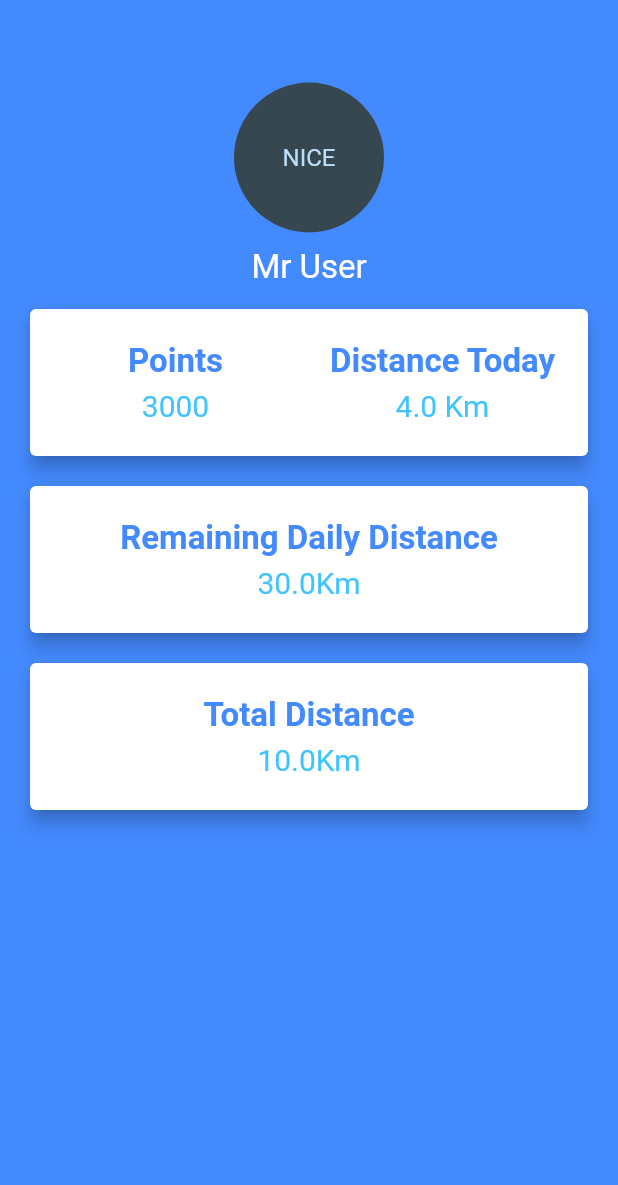
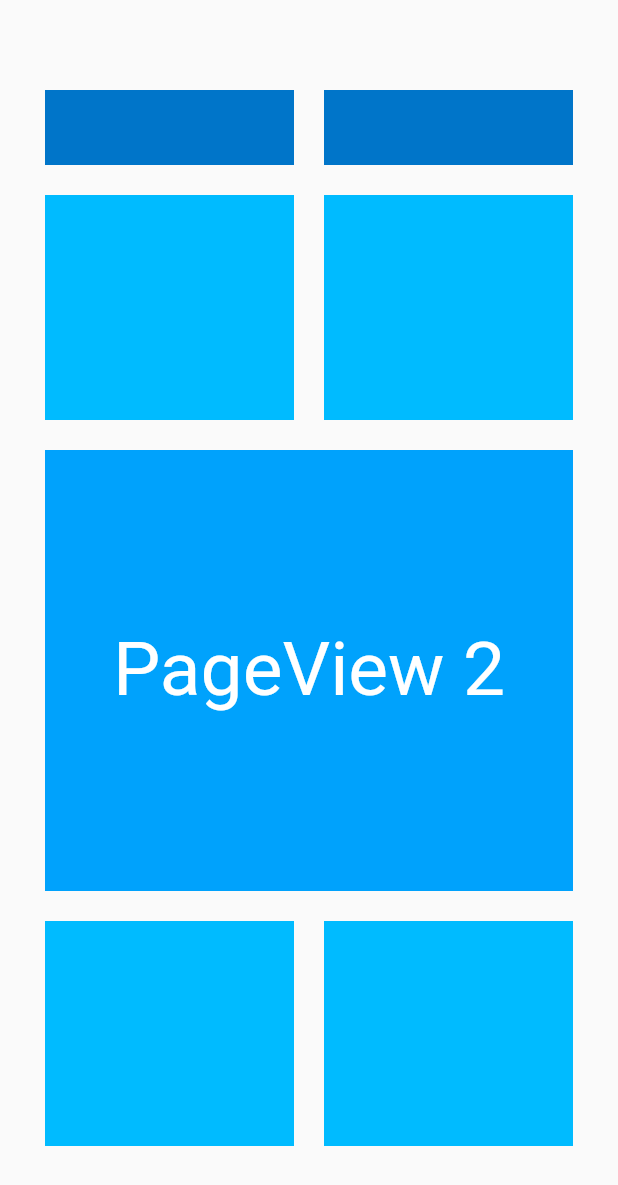
Before and after one commit to ong6/Flutter-App, a Flutter app: the screen it shows after launch, on a phone screen of 412 x 824 dp. Shown: the top 1185 px of the screen. Run offline on Flutter 3.47's test engine with Material 2 defaults, Android fonts, the phone set to English and light mode, and no system bars; our stand-ins replace google_maps_flutter.

Commit message:
Adds pageviews

```diff
--- a/lib/main.dart
+++ b/lib/main.dart
@@ -1,189 +1,280 @@
 import 'package:flutter/material.dart';
+import 'package:flutter_app/profile.dart';
 
-void main() => runApp(MaterialApp(
-      home: ProfileApp(),
-    ));
+void main() => runApp(
+      MaterialApp(
+        initialRoute: '/',
+        routes: {
+          '/': (context) => MainPage(),
+          '/profile': (context) => ProfileApp(),
+        },
+      ),
+    );
 
-class ProfileApp extends StatelessWidget {
+class MainPage extends StatelessWidget {
   @override
   Widget build(BuildContext context) {
-    return Scaffold(
-      backgroundColor: Colors.blueAccent,
-      body: Column(
-        children: <Widget>[
-          Container(
-            child: Container(
-              width: double.infinity,
-              height: 600.0,
-              child: Center(
-                child: Column(
-                    crossAxisAlignment: CrossAxisAlignment.center,
-                    mainAxisAlignment: MainAxisAlignment.center,
-                    children: <Widget>[
-                      CircleAvatar(
-                        backgroundColor: Colors.blueGrey.shade800,
-                        child: Text('NICE'),
-                        radius: 50.0,
-                      ),
-                      SizedBox(
-                        height: 10.0,
-                      ),
-                      Text(
-                        "Mr User",
-                        style: TextStyle(fontSize: 22.0, color: Colors.white),
-                      ),
-                      SizedBox(
-                        height: 10.0,
-                      ),
-                      Card(
-                        margin: EdgeInsets.symmetric(
-                            horizontal: 20.0, vertical: 5.0),
-                        clipBehavior: Clip.antiAlias,
-                        color: Colors.white,
-                        elevation: 5.0,
-                        child: Padding(
-                          padding: const EdgeInsets.symmetric(
-                              horizontal: 8.0, vertical: 22.0),
-                          child: Row(
-                            children: <Widget>[
-                              Expanded(
-                                child: Column(
-                                  children: <Widget>[
-                                    Text(
-                                      "Points",
-                                      style: TextStyle(
-                                        color: Colors.blueAccent,
-                                        fontSize: 22.0,
-                                        fontWeight: FontWeight.bold,
-                                      ),
-                                    ),
-                                    SizedBox(
-                                      height: 5.0,
-                                    ),
-                                    Text(
-                                      "3000",
-                                      style: TextStyle(
-                                        fontSize: 20.0,
-                                        color: Colors.lightBlueAccent,
-                                      ),
-                                    )
-                                  ],
-                                ),
-                              ),
-                              Expanded(
-                                child: Column(
-                                  children: <Widget>[
-                                    Text(
-                                      "Distance Today",
-                                      style: TextStyle(
-                                        color: Colors.blueAccent,
-                                        fontSize: 22.0,
-                                        fontWeight: FontWeight.bold,
-                                      ),
-                                    ),
-                                    SizedBox(
-                                      height: 5.0,
-                                    ),
-                                    Text(
-                                      "4.0 Km",
-                                      style: TextStyle(
-                                        fontSize: 20.0,
-                                        color: Colors.lightBlueAccent,
-                                      ),
-                                    )
-                                  ],
-                                ),
-                              ),
-                            ],
-                          ),
-                        ),
-                      ),
-                      SizedBox(
-                        height: 10.0,
-                      ),
-                      Card(
-                        margin: EdgeInsets.symmetric(
-                            horizontal: 20.0, vertical: 5.0),
-                        clipBehavior: Clip.antiAlias,
-                        color: Colors.white,
-                        elevation: 5.0,
-                        child: Padding(
-                          padding: const EdgeInsets.symmetric(
-                              horizontal: 8.0, vertical: 22.0),
-                          child: Row(children: <Widget>[
-                            Expanded(
-                              child: Column(
-                                children: <Widget>[
-                                  Text(
-                                    "Remaining Daily Distance",
-                                    style: TextStyle(
-                                      color: Colors.blueAccent,
-                                      fontSize: 22.0,
-                                      fontWeight: FontWeight.bold,
-                                    ),
-                                  ),
-                                  SizedBox(
-                                    height: 5.0,
-                                  ),
-                                  Text(
-                                    "30.0Km",
-                                    style: TextStyle(
-                                      fontSize: 20.0,
-                                      color: Colors.lightBlueAccent,
-                                    ),
-                                  )
-                                ],
-                              ),
-                            ),
-                          ]),
-                        ),
-                      ),
-                      SizedBox(
-                        height: 10.0,
-                      ),
-                      Card(
-                        margin: EdgeInsets.symmetric(
-                            horizontal: 20.0, vertical: 5.0),
-                        clipBehavior: Clip.antiAlias,
-                        color: Colors.white,
-                        elevation: 5.0,
-                        child: Padding(
-                          padding: const EdgeInsets.symmetric(
-                              horizontal: 8.0, vertical: 22.0),
-                          child: Row(children: <Widget>[
-                            Expanded(
-                              child: Column(
-                                children: <Widget>[
-                                  Text(
-                                    "Total Distance",
-                                    style: TextStyle(
-                                      color: Colors.blueAccent,
-                                      fontSize: 22.0,
-                                      fontWeight: FontWeight.bold,
-                                    ),
-                                  ),
-                                  SizedBox(
-                                    height: 5.0,
-                                  ),
-                                  Text(
-                                    "10.0Km",
-                                    style: TextStyle(
-                                      fontSize: 20.0,
-                                      color: Colors.lightBlueAccent,
-                                    ),
-                                  )
-                                ],
-                              ),
-                            ),
-                          ]),
-                        ),
-                      ),
-                    ]),
-              ),
-            ),
-          ),
-        ],
+    return MaterialApp(
+      debugShowCheckedModeBanner: false,
+      home: Scaffold(
+        body: Padding(
+          padding: const EdgeInsets.symmetric(vertical: 50, horizontal: 20),
+          child: PageViewDemo(),
+        ),
       ),
     );
   }
 }
+
+class PageViewDemo extends StatefulWidget {
+  @override
+  _PageViewDemoState createState() => _PageViewDemoState();
+}
+
+class _PageViewDemoState extends State<PageViewDemo> {
+  PageController _controller = PageController(
+    initialPage: 1,
+  );
+
+  @override
+  void dispose() {
+    _controller.dispose();
+    super.dispose();
+  }
+
+  @override
+  Widget build(BuildContext context) {
+    return PageView(
+      controller: _controller,
+      children: [
+        MyPage1Widget(),
+        MyPage2Widget(),
+        ProfileApp(),
+        MyPage3Widget(),
+      ],
+    );
+  }
+}
+
+class MyPage1Widget extends StatelessWidget {
+  @override
+  Widget build(BuildContext context) {
+    return Column(
+      children: <Widget>[
+        Row(
+          children: [
+            MyBox(darkGreen, height: 50),
+          ],
+        ),
+        Row(
+          children: [
+            MyBox(lightGreen),
+            MyBox(lightGreen),
+          ],
+        ),
+        MyBox(mediumGreen, text: 'PageView 1'),
+        Row(
+          children: [
+            MyBox(lightGreen, height: 200),
+            MyBox(lightGreen, height: 200),
+          ],
+        ),
+      ],
+    );
+  }
+}
+
+class MyPage2Widget extends StatelessWidget {
+  @override
+  Widget build(BuildContext context) {
+    return Column(
+      children: <Widget>[
+        Row(
+          children: [
+            MyBox(darkBlue, height: 50),
+            MyBox(darkBlue, height: 50),
+          ],
+        ),
+        Row(
+          children: [
+            MyBox(lightBlue),
+            MyBox(lightBlue),
+          ],
+        ),
+        MyBox(mediumBlue, text: 'PageView 2'),
+        Row(
+          children: [
+            MyBox(lightBlue),
+            MyBox(lightBlue),
+          ],
+        ),
+      ],
+    );
+  }
+}
+
+class MyPage3Widget extends StatelessWidget {
+  @override
+  Widget build(BuildContext context) {
+    return Column(
+      children: <Widget>[
+        Row(
+          children: [
+            MyBox(darkRed),
+            MyBox(darkRed),
+          ],
+        ),
+        MyBox(mediumRed, text: 'PageView 3'),
+        Row(
+          children: [
+            MyBox(lightRed),
+            MyBox(lightRed),
+            MyBox(lightRed),
+          ],
+        ),
+      ],
+    );
+  }
+}
+
+const lightBlue = Color(0xff00bbff);
+const mediumBlue = Color(0xff00a2fc);
+const darkBlue = Color(0xff0075c9);
+
+final lightGreen = Colors.green.shade300;
+final mediumGreen = Colors.green.shade600;
+final darkGreen = Colors.green.shade900;
+
+final lightRed = Colors.red.shade300;
+final mediumRed = Colors.red.shade600;
+final darkRed = Colors.red.shade900;
+
+class MyBox extends StatelessWidget {
+  final Color color;
+  final double height;
+  final String text;
+
+  MyBox(this.color, {this.height, this.text});
+
+  @override
+  Widget build(BuildContext context) {
+    return Expanded(
+      child: Container(
+        margin: EdgeInsets.all(10),
+        color: color,
+        height: (height == null) ? 150 : height,
+        child: (text == null)
+            ? null
+            : Center(
+                child: Text(
+                  text,
+                  style: TextStyle(
+                    fontSize: 50,
+                    color: Colors.white,
+                  ),
+                ),
+              ),
+      ),
+    );
+  }
+}
+
+// // This app is a stateful, it tracks the user's current choice.
+// class MainPage extends StatefulWidget {
+//   @override
+//   _MainPageState createState() => _MainPageState();
+// }
+//
+// class _MainPageState extends State<MainPage> {
+//   Choice _selectedChoice = choices[0]; // The app's "state".
+//
+//   void _select(Choice choice) {
+//     // Causes the app to rebuild with the new _selectedChoice.
+//     setState(() {
+//       _selectedChoice = choice;
+//     });
+//   }
+//
+//   @override
+//   Widget build(BuildContext context) {
+//     return MaterialApp(
+//       home: Scaffold(
+//         appBar: AppBar(
+//           title: const Text('Basic AppBar'),
+//           actions: <Widget>[
+//             // action button
+//             IconButton(
+//               icon: Icon(choices[0].icon),
+//               onPressed: () {
+//                 _select(choices[0]);
+//               },
+//             ),
+//             // action button
+//             IconButton(
+//               icon: Icon(choices[1].icon),
+//               onPressed: () {
+//                 _select(choices[1]);
+//               },
+//             ),
+//             // overflow menu
+//             PopupMenuButton<Choice>(
+//               onSelected: _select,
+//               itemBuilder: (BuildContext context) {
+//                 return choices.skip(2).map((Choice choice) {
+//                   return PopupMenuItem<Choice>(
+//                     value: choice,
+//                     child: Text(choice.title),
+//                   );
+//                 }).toList();
+//               },
+//             ),
+//           ],
+//         ),
+//         body: Padding(
+//           padding: const EdgeInsets.all(16.0),
+//           child: ChoiceCard(choice: _selectedChoice),
+//         ),
+//       ),
+//     );
+//   }
+// }
+//
+// class Choice {
+//   const Choice({this.title, this.icon});
+//
+//   final String title;
+//   final IconData icon;
+// }
+//
+// const List<Choice> choices = const <Choice>[
+//   const Choice(title: 'Car', icon: Icons.directions_car),
+//   const Choice(title: 'Bicycle', icon: Icons.directions_bike),
+//   const Choice(title: 'Boat', icon: Icons.directions_boat),
+//   const Choice(title: 'Bus', icon: Icons.directions_bus),
+//   const Choice(title: 'Train', icon: Icons.directions_railway),
+//   const Choice(title: 'Walk', icon: Icons.directions_walk),
+// ];
+//
+// class ChoiceCard extends StatelessWidget {
+//   const ChoiceCard({Key key, this.choice}) : super(key: key);
+//
+//   final Choice choice;
+//
+//   @override
+//   Widget build(BuildContext context) {
+//     final TextStyle textStyle = Theme.of(context).textTheme.headline4;
+//     return Card(
+//       color: Colors.white,
+//       child: Center(
+//         child: Column(
+//           mainAxisSize: MainAxisSize.min,
+//           crossAxisAlignment: CrossAxisAlignment.center,
+//           children: <Widget>[
+//             Icon(choice.icon, size: 128.0, color: textStyle.color),
+//             Text(choice.title, style: textStyle),
+//           ],
+//         ),
+//       ),
+//     );
+//   }
+// }
--- a/pubspec.yaml
+++ b/pubspec.yaml
@@ -23,7 +23,7 @@ environment:
 dependencies:
   flutter:
     sdk: flutter
-  google_maps_flutter: ^0.5.30
+  google_maps_flutter: ^0.5.31
 
 firebase_core: ^0.5.0
 #dependency for the FlutterFire plugin for Google Analytics
```
Also changed, not shown: lib/maps.dart (+56 -0 lines), lib/profile.dart (+185 -0 lines), pubspec.lock, 6 other files.
